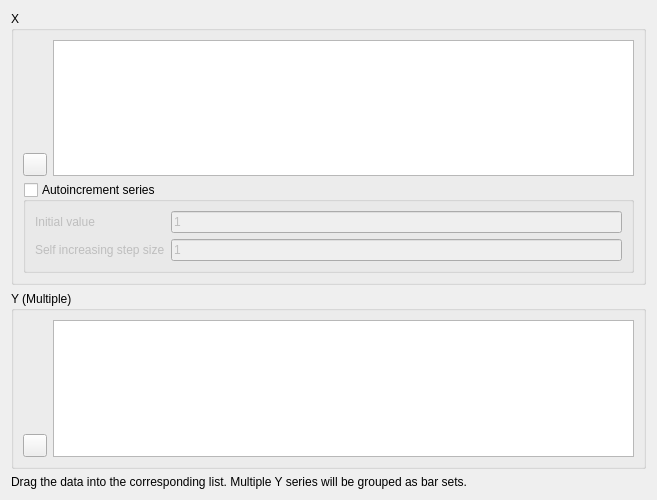
The window that src/DAGui/ChartAddItem/DAChartAddMultiBarWidget.ui (czyt1988/data-workbench) describes before a commit, drawn with Qt 5.
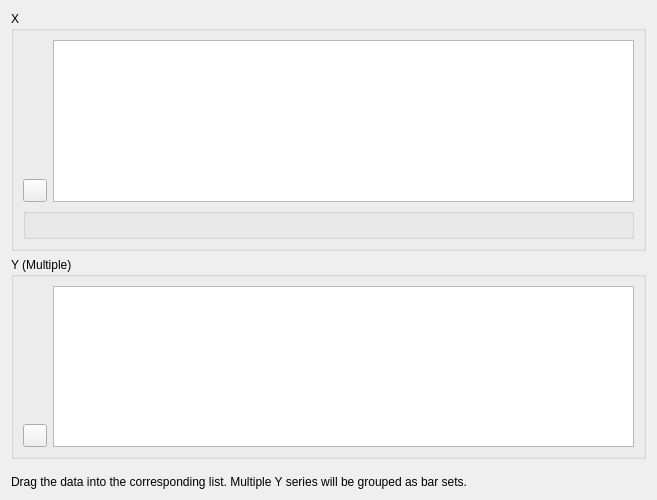
The same window after the commit. Icons and pictures are not drawn. Custom widgets are drawn as their Qt base class.

Commit message: feat(chart): 自增参数组控件化、消息框语义修正与死代码清理

```diff
--- a/src/DAGui/ChartAddItem/DAChartAddMultiBarWidget.ui
+++ b/src/DAGui/ChartAddItem/DAChartAddMultiBarWidget.ui
@@ -38,50 +38,7 @@
        </widget>
       </item>
       <item row="2" column="0" colspan="2">
-       <widget class="QGroupBox" name="groupBoxXAutoincrement">
-        <property name="title">
-         <string>Autoincrement series</string>
-        </property>
-        <property name="flat">
-         <bool>false</bool>
-        </property>
-        <property name="checkable">
-         <bool>true</bool>
-        </property>
-        <property name="checked">
-         <bool>false</bool>
-        </property>
-        <layout class="QGridLayout" name="gridLayout">
-         <item row="0" column="0">
-          <widget class="QLabel" name="labelXInitValue">
-           <property name="text">
-            <string>Initial value</string>
-           </property>
-          </widget>
-         </item>
-         <item row="0" column="1">
-          <widget class="QLineEdit" name="lineEditXInitValue">
-           <property name="text">
-            <string>1</string>
-           </property>
-          </widget>
-         </item>
-         <item row="1" column="0">
-          <widget class="QLabel" name="labelXStep">
-           <property name="text">
-            <string>Self increasing step size</string>
-           </property>
-          </widget>
-         </item>
-         <item row="1" column="1">
-          <widget class="QLineEdit" name="lineEditXStepValue">
-           <property name="text">
-            <string>1</string>
-           </property>
-          </widget>
-         </item>
-        </layout>
-       </widget>
+       <widget class="DA::DAChartAutoincrementSeriesWidget" name="widgetXAutoincrement"/>
       </item>
      </layout>
     </widget>
@@ -140,6 +97,11 @@
    <extends>QListView</extends>
    <header>DAPySeriesListView.h</header>
   </customwidget>
+  <customwidget>
+   <class>DA::DAChartAutoincrementSeriesWidget</class>
+   <extends>QGroupBox</extends>
+   <header>DAChartAutoincrementSeriesWidget.h</header>
+  </customwidget>
  </customwidgets>
  <resources>
   <include location="icon.qrc"/>
```
Left out of the diff: 32 changed lines with no effect on the pictures. The commit also changes 38 other files.
